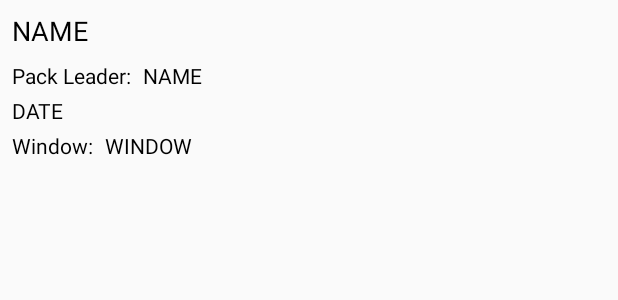
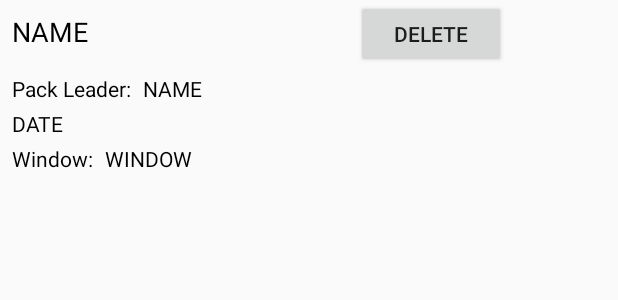
Before and after one commit to shstan/CS3312_Proj, an Android app: the layout upcoming_walk_row.xml on its own in the app's theme, with its tools: preview values and no code run, on a phone screen of 412 x 824 dp. Shown: the top 300 px of the screen. Run offline under Robolectric (Android 15) with nearby library versions, the phone set to English and light mode, and no system bars.

Commit message:
Cancel Walk Func. in upcoming activity

```diff
--- a/app/src/main/res/layout/upcoming_walk_row.xml
+++ b/app/src/main/res/layout/upcoming_walk_row.xml
@@ -4,10 +4,13 @@
     android:layout_height="match_parent"
     android:weightSum="1"
     android:orientation="vertical">
-
+    <LinearLayout
+        android:layout_width="match_parent"
+        android:layout_height="wrap_content"
+        android:orientation="horizontal">
         <TextView
             android:id="@+id/upcoming_dog_name"
-        android:layout_width="match_parent"
+            android:layout_width="wrap_content"
             android:layout_height="wrap_content"
             android:paddingBottom="4dp"
             android:paddingLeft="8dp"
@@ -17,6 +20,16 @@
             android:textColor="#000000"
             android:textSize="18sp" />
 
+        <Button
+            android:id="@+id/delete_btn"
+            android:layout_width="100dp"
+            android:layout_height="45dp"
+            android:layout_alignParentRight="true"
+            android:layout_centerVertical="true"
+            android:layout_marginLeft="170dp"
+            android:layout_marginRight="15dp"
+            android:text="Delete" />
+    </LinearLayout>
     <LinearLayout
         android:layout_width="match_parent"
         android:layout_height="wrap_content"
```
Also changed, not shown: app/src/main/java/com/juniordesign/unleashedpotential/canineconcierge/UpcomingWalksActivity.java (+17 -2 lines), app/src/main/java/com/juniordesign/unleashedpotential/canineconcierge/Walk.java (+9 -0 lines). Lines whose indentation alone changed are shown as unchanged.
